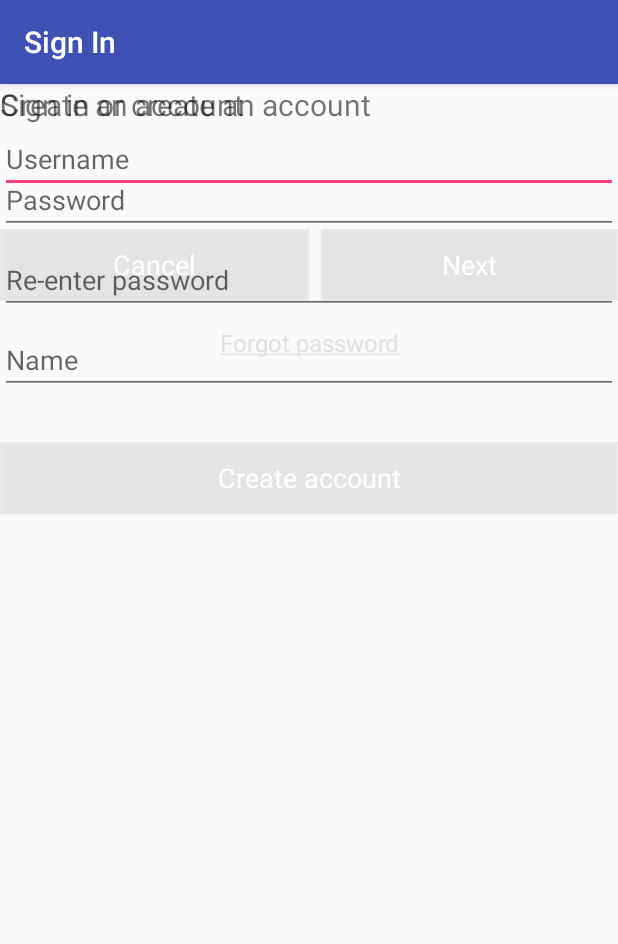
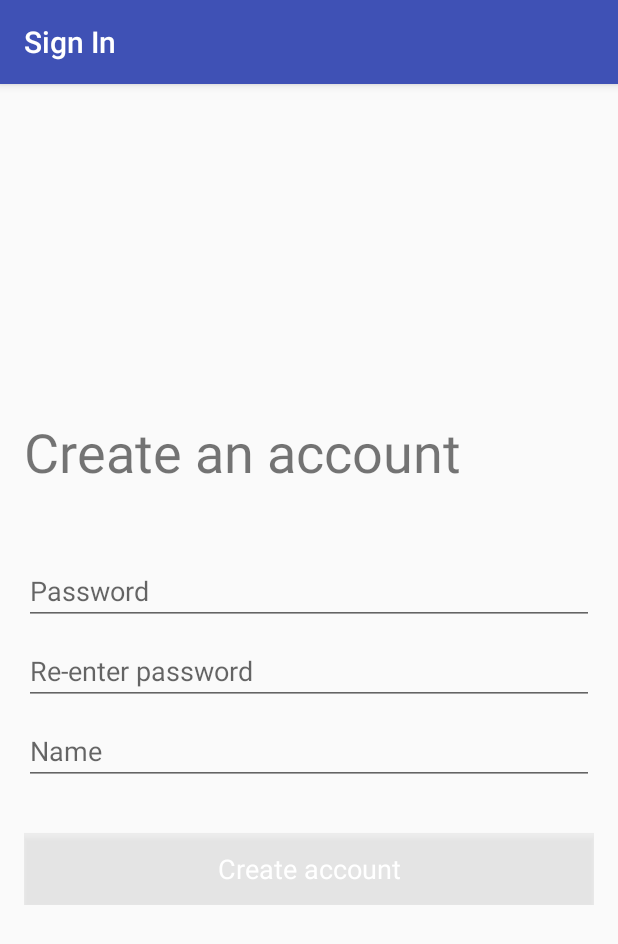
Before and after one commit to pzingg/android-101, an Android app: the fragment CreateAccountFragment placed in its activity, on a phone screen of 412 x 824 dp. Shown: the top 944 px of the screen. Run offline under Robolectric (Android 15) with nearby library versions, the phone set to English and light mode, and no system bars; libraries missing offline, so code that uses them is left out: com.facebook, junit.framework; 19 statements that could not run were skipped.

Commit message:
Process sign in results

```diff
--- a/app/src/main/java/com/gnatware/amber/AmberApplication.java
+++ b/app/src/main/java/com/gnatware/amber/AmberApplication.java
@@ -55,7 +55,7 @@ public class AmberApplication extends MultiDexApplication {
     // TODO: Enable push notifications when requests are canceled
     // https://www.parse.com/tutorials/android-push-notifications
 
-    static public void startSignInActivity(Activity from) {
+    static public void startSignInActivityForResult(Activity from, int requestCode) {
         Log.d(LOG_TAG, "startSignInActivity");
 
         // Reuse Parse config for our sign-in fragments
@@ -69,7 +69,7 @@ public class AmberApplication extends MultiDexApplication {
         Intent signInIntent = new Intent(from, SignInActivity.class);
         signInIntent.putExtras(config.toBundle());
 
-        from.startActivityForResult(signInIntent, 0);
+        from.startActivityForResult(signInIntent, requestCode);
         Log.d(LOG_TAG, "signInActivityStarted");
     }
 
--- a/app/src/main/java/com/gnatware/amber/CreateAccountFragment.java
+++ b/app/src/main/java/com/gnatware/amber/CreateAccountFragment.java
@@ -72,7 +72,6 @@ public class CreateAccountFragment extends LoginFragmentBase {
         if (mParseLoginConfig.getParseSignupMinPasswordLength() != null) {
             mMinPasswordLength = mParseLoginConfig.getParseSignupMinPasswordLength();
         }
-
 
         // Inflate the layout for this fragment
         mLayout = inflater.inflate(R.layout.fragment_create_account, container, false);
--- a/app/src/main/java/com/gnatware/amber/SignInActivity.java
+++ b/app/src/main/java/com/gnatware/amber/SignInActivity.java
@@ -9,7 +9,6 @@ import android.support.v4.app.FragmentTransaction;
 import android.support.v7.app.AppCompatActivity;
 import android.util.Log;
 import android.view.View;
-import android.view.Window;
 
 import com.parse.ParseFacebookUtils;
 import com.parse.ui.ParseOnLoadingListener;
@@ -23,6 +22,11 @@ public class SignInActivity extends AppCompatActivity implements
         ParseOnLoadingListener {
 
     public static final String LOG_TAG = "SignInActivity";
+
+    public static final int RESULT_ACCOUNT_SIGNED_IN = RESULT_OK;
+    public static final int RESULT_ACCOUNT_CREATED = RESULT_FIRST_USER;
+    public static final int RESULT_FACEBOOK_LOGIN = RESULT_FIRST_USER+1;
+    public static final int RESULT_TWITTER_LOGIN = RESULT_FIRST_USER+2;
 
     public static final String EMAIL_ADDRESS = "com.gnatware.amber.SignInActivity.EMAIL_ADDRESS";
     public static final String USER_OBJECT_NAME_FIELD = "name";
@@ -40,17 +44,17 @@ public class SignInActivity extends AppCompatActivity implements
         // These must be called before super.onCreate
         // Force portrait, no titles, please
         this.setRequestedOrientation(ActivityInfo.SCREEN_ORIENTATION_PORTRAIT);
-        this.requestWindowFeature(Window.FEATURE_NO_TITLE);
+        // this.requestWindowFeature(Window.FEATURE_NO_TITLE);
 
         super.onCreate(savedInstanceState);
 
         // Use a layout or android.R.id.content
-        // View contentView = (View) getLayoutInflater().inflate(R.layout.activity_sign_in, null);
-        View contentView = null;
-        if (contentView != null) {
-            mContainerViewId = View.generateViewId();
-            contentView.setId(mContainerViewId);
-            setContentView(contentView);
+        View layout = (View) getLayoutInflater().inflate(R.layout.activity_sign_in, null);
+        // A FrameLayout container (child view of the layout)
+        View containerView = layout.findViewById(R.id.signInContainer);
+        if (containerView != null) {
+            mContainerViewId = R.id.signInContainer;
+            setContentView(layout);
         } else {
             mContainerViewId = android.R.id.content;
         }
@@ -186,9 +190,7 @@ public class SignInActivity extends AppCompatActivity implements
     public void onLoginSuccess() {
         Log.d(LOG_TAG, "onLoginSuccess");
 
-        // This default implementation returns to the parent activity with RESULT_OK.
-        // TODO: Add intent with exsiting account info, or use RESULT_FIRST_USER+nnn
-        setResult(RESULT_OK);
+        setResult(RESULT_ACCOUNT_SIGNED_IN);
         finish();
     }
 
@@ -199,9 +201,7 @@ public class SignInActivity extends AppCompatActivity implements
     public void onCreateAccountSuccess() {
         Log.d(LOG_TAG, "onCreateAccountSuccess");
 
-        // This default implementation returns to the parent activity with RESULT_OK.
-        // TODO: Add intent with new account info, or use RESULT_FIRST_USER+nnn
-        setResult(RESULT_OK);
+        setResult(RESULT_ACCOUNT_CREATED);
         finish();
     }
 
--- a/app/src/main/res/layout/activity_sign_in.xml
+++ b/app/src/main/res/layout/activity_sign_in.xml
@@ -5,10 +5,14 @@
     android:id="@+id/signInLayout"
     android:layout_width="match_parent"
     android:layout_height="match_parent"
-    android:paddingBottom="@dimen/activity_vertical_margin"
-    android:paddingLeft="@dimen/activity_horizontal_margin"
-    android:paddingRight="@dimen/activity_horizontal_margin"
-    android:paddingTop="@dimen/activity_vertical_margin"
+    android:fitsSystemWindows="true"
+    android:layout_margin="@dimen/activity_horizontal_margin"
     tools:context=".SignInActivity">
 
+    !--The main content view-->
+    <FrameLayout
+        android:id="@+id/signInContainer"
+        android:layout_width="match_parent"
+        android:layout_height="match_parent"/>
+
 </android.support.design.widget.CoordinatorLayout>
--- a/app/src/main/res/layout/form_create_account.xml
+++ b/app/src/main/res/layout/form_create_account.xml
@@ -9,6 +9,7 @@
     <TextView
         android:id="@+id/txtEmailAddress"
         android:text="Email address"
+        android:textSize="28sp"
         android:layout_width="match_parent"
         android:layout_height="wrap_content" />
 
--- a/app/src/main/res/layout/form_existing_account.xml
+++ b/app/src/main/res/layout/form_existing_account.xml
@@ -9,6 +9,7 @@
     <TextView
         android:id="@+id/txtEmailAddress"
         android:text="Email address"
+        android:textSize="28sp"
         android:layout_width="match_parent"
         android:layout_height="wrap_content" />
 
--- a/app/src/main/res/layout/fragment_create_account.xml
+++ b/app/src/main/res/layout/fragment_create_account.xml
@@ -1,9 +1,14 @@
-<FrameLayout
+<LinearLayout
     xmlns:android="http://schemas.android.com/apk/res/android"
     xmlns:tools="http://schemas.android.com/tools"
     android:id="@+id/createAccountFragment"
     android:layout_width="match_parent"
     android:layout_height="match_parent"
+    android:paddingTop="@dimen/com_parse_ui_vertical_margin"
+    android:paddingLeft="@dimen/com_parse_ui_horizontal_margin"
+    android:paddingRight="@dimen/com_parse_ui_horizontal_margin"
+    android:paddingBottom="@dimen/com_parse_ui_vertical_margin"
+    android:orientation="vertical"
     tools:context=".CreateAccountFragment">
 
     <LinearLayout
@@ -18,9 +23,9 @@
             android:text="Create an account"
             android:layout_width="match_parent"
             android:layout_height="wrap_content"
-            android:textSize="20sp" />
+            android:textSize="36sp" />
 
         <include layout="@layout/form_create_account" />
 
     </LinearLayout>
-</FrameLayout>
+</LinearLayout>
--- a/app/src/main/res/layout/fragment_sign_in.xml
+++ b/app/src/main/res/layout/fragment_sign_in.xml
@@ -1,9 +1,14 @@
-<FrameLayout
+<LinearLayout
     xmlns:android="http://schemas.android.com/apk/res/android"
     xmlns:tools="http://schemas.android.com/tools"
     android:id="@+id/signInFragment"
     android:layout_width="match_parent"
     android:layout_height="match_parent"
+    android:paddingTop="@dimen/com_parse_ui_vertical_margin"
+    android:paddingLeft="@dimen/com_parse_ui_horizontal_margin"
+    android:paddingRight="@dimen/com_parse_ui_horizontal_margin"
+    android:paddingBottom="@dimen/com_parse_ui_vertical_margin"
+    android:orientation="vertical"
     tools:context=".SignInFragment">
 
     <LinearLayout
@@ -18,10 +23,10 @@
             android:text="Sign in or create an account"
             android:layout_width="match_parent"
             android:layout_height="wrap_content"
-            android:textSize="20sp" />
+            android:textSize="36sp" />
 
         <include layout="@layout/form_sign_in" />
         <include layout="@layout/com_parse_ui_parse_login_third_party_section" />
 
     </LinearLayout>
-</FrameLayout>
+</LinearLayout>
```
Also changed, not shown: app/src/main/java/com/gnatware/amber/MainActivity.java (+26 -2 lines), app/src/main/java/com/gnatware/amber/RiderMapActivity.java (+19 -4 lines), app/src/main/res/layout/fragment_existing_account.xml (+9 -4 lines).
